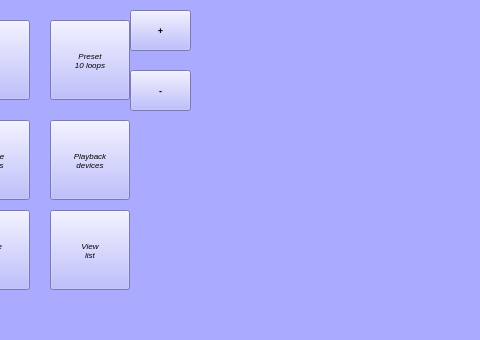
Qt form dialog_parameters.ui (fredericabry/raspiloop) before a commit; both pictures show x 160 to 640 and y 100 to 440 of the 760 by 440 pixel window.
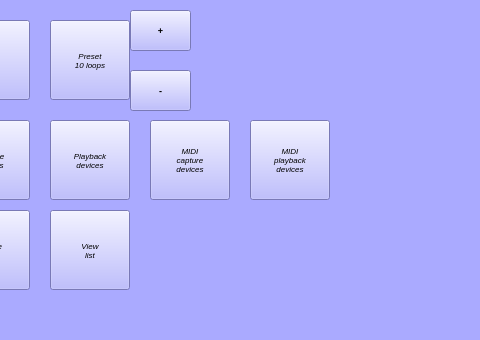
The same form after that commit.

Patch:
```diff
--- a/dialog_parameters.ui
+++ b/dialog_parameters.ui
@@ -301,6 +301,48 @@
 list</string>
    </property>
   </widget>
+  <widget class="QPushButton" name="bMidiDevice">
+   <property name="geometry">
+    <rect>
+     <x>310</x>
+     <y>220</y>
+     <width>80</width>
+     <height>80</height>
+    </rect>
+   </property>
+   <property name="font">
+    <font>
+     <pointsize>6</pointsize>
+     <italic>true</italic>
+    </font>
+   </property>
+   <property name="text">
+    <string>MIDI
+capture
+devices</string>
+   </property>
+  </widget>
+  <widget class="QPushButton" name="bMidiDevice_2">
+   <property name="geometry">
+    <rect>
+     <x>410</x>
+     <y>220</y>
+     <width>80</width>
+     <height>80</height>
+    </rect>
+   </property>
+   <property name="font">
+    <font>
+     <pointsize>6</pointsize>
+     <italic>true</italic>
+    </font>
+   </property>
+   <property name="text">
+    <string>MIDI
+playback
+devices</string>
+   </property>
+  </widget>
  </widget>
  <resources/>
  <connections/>
```
